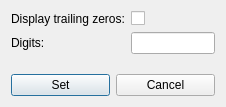
Old version of the form src/gui/numberformatdialog.ui in the repository echmet/CEval.
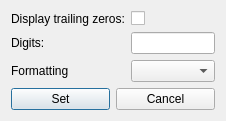
New version of the form.

The edit to the form file:
```diff
--- a/src/gui/numberformatdialog.ui
+++ b/src/gui/numberformatdialog.ui
@@ -7,7 +7,7 @@
     <x>0</x>
     <y>0</y>
     <width>226</width>
-    <height>107</height>
+    <height>116</height>
    </rect>
   </property>
   <property name="windowTitle">
@@ -40,6 +40,16 @@
      <item row="1" column="1">
       <widget class="QLineEdit" name="qle_digits"/>
      </item>
+     <item row="2" column="0">
+      <widget class="QLabel" name="ql_formatting">
+       <property name="text">
+        <string>Formatting</string>
+       </property>
+      </widget>
+     </item>
+     <item row="2" column="1">
+      <widget class="QComboBox" name="qcbox_formatting"/>
+     </item>
     </layout>
    </item>
    <item>
```
